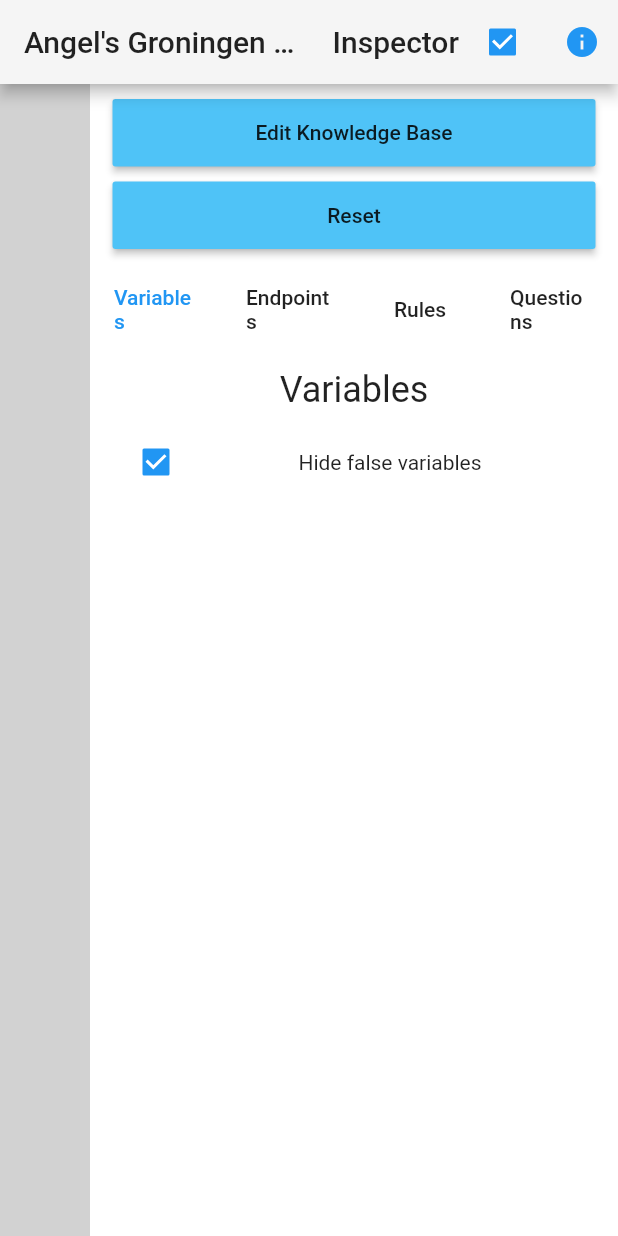
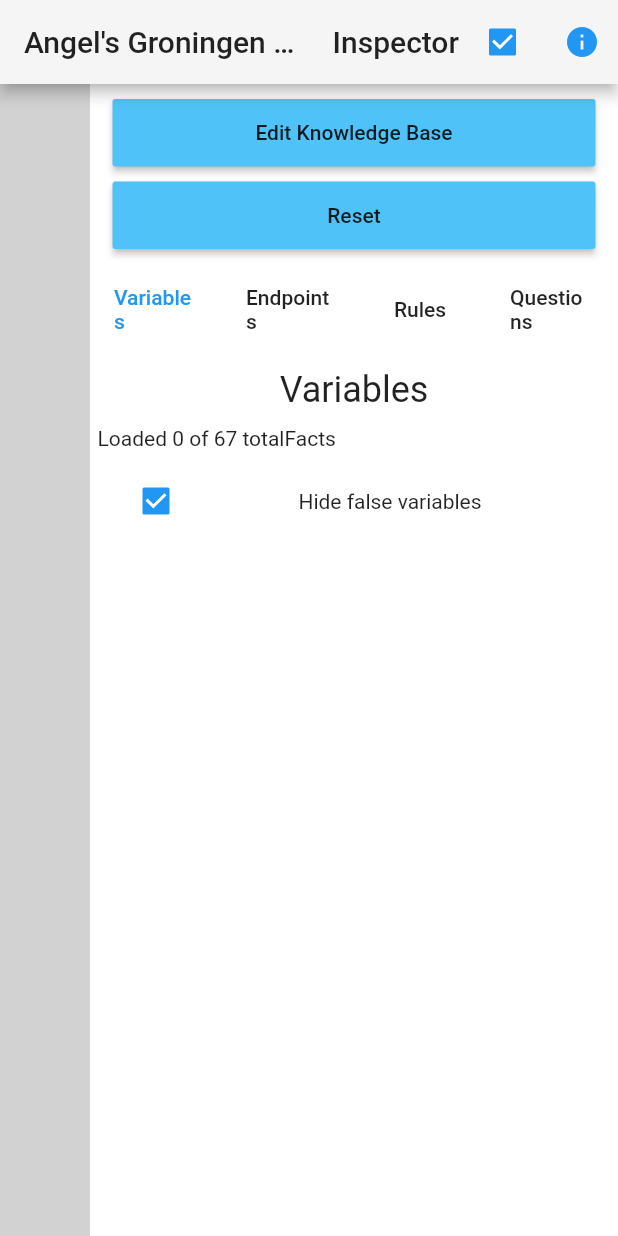
Before and after one commit to KonstantinRr/groningen-guide, a Flutter app: the screen it shows after launch, on a phone screen of 412 x 824 dp. Run offline on Flutter 3.47's test engine with Material 2 defaults, Android fonts, the phone set to English and light mode, and no system bars; our stand-ins replace auto_size_text, tuple.

Commit message:
Added fact counting

```diff
--- a/lib/kl_parser.dart
+++ b/lib/kl_parser.dart
@@ -196,6 +196,13 @@ class ContextModel {
     : model = model ?? { };
 
   Iterable<MapEntry<String, int>> get entries => model.entries;
+
+  int countTrueFacts() {
+    int count = 0;
+    for (var i in model.values)
+      if (i != 0) count++;
+    return count;
+  }
 
   void clear() {
     model.clear();
--- a/lib/widgets/widget_db_variables.dart
+++ b/lib/widgets/widget_db_variables.dart
@@ -23,6 +23,10 @@ class WidgetVariablesState extends State<WidgetVariables> {
   @override
   Widget build(BuildContext context) {
     var theme = Theme.of(context);
+    return Consumer<KlContextProvider>(
+      builder: (context, contextProvider, _) {
+        var trueFacts = contextProvider.model.countTrueFacts();
+        var totalFacts = contextProvider.model.model.length;
         return Column(
           crossAxisAlignment: CrossAxisAlignment.stretch,
           children: <Widget> [
@@ -30,6 +34,10 @@ class WidgetVariablesState extends State<WidgetVariables> {
               margin: const EdgeInsets.only(top: 10, bottom: 5),
               alignment: Alignment.center,
               child: Text('Variables', style: theme.textTheme.headline5),
+            ),
+            Padding(
+              padding: const EdgeInsets.all(5),
+              child: Text('Loaded $trueFacts of $totalFacts totalFacts'),
             ),
             Padding(
               padding: const EdgeInsets.symmetric(horizontal: 20.0, vertical: 5.0),
@@ -48,8 +56,7 @@ class WidgetVariablesState extends State<WidgetVariables> {
                 ]
               ),
             ),
-        Consumer<KlContextProvider>(
-          builder: (context, contextProvider, _) => Column(
+            Column(
               children: enumerate(contextProvider.model.entries)
                 .where((e) => showFalse || e.item2.value != 0)
                 .map((e) => Container(
@@ -74,8 +81,9 @@ class WidgetVariablesState extends State<WidgetVariables> {
                   ),
                 )).toList(),
             ),
-        ),
           ]
         );
       }
+    );
   }
+}
--- a/lib/widgets/widget_debugger.dart
+++ b/lib/widgets/widget_debugger.dart
@@ -36,6 +36,10 @@ class WidgetDebuggerList<T> extends StatelessWidget {
           margin: const EdgeInsets.only(top: 10, bottom: 5),
           alignment: Alignment.center,
           child: Text(name, style: theme.textTheme.headline5,),
+        ),
+        Padding(
+          padding: EdgeInsets.all(5),
+          child: Text('Loaded ${list.length} entries', style: theme.textTheme.bodyText1,),
         ),
         ...
         enumerate(list).map<Widget>(
```
Lines whose indentation alone changed are shown as unchanged.
